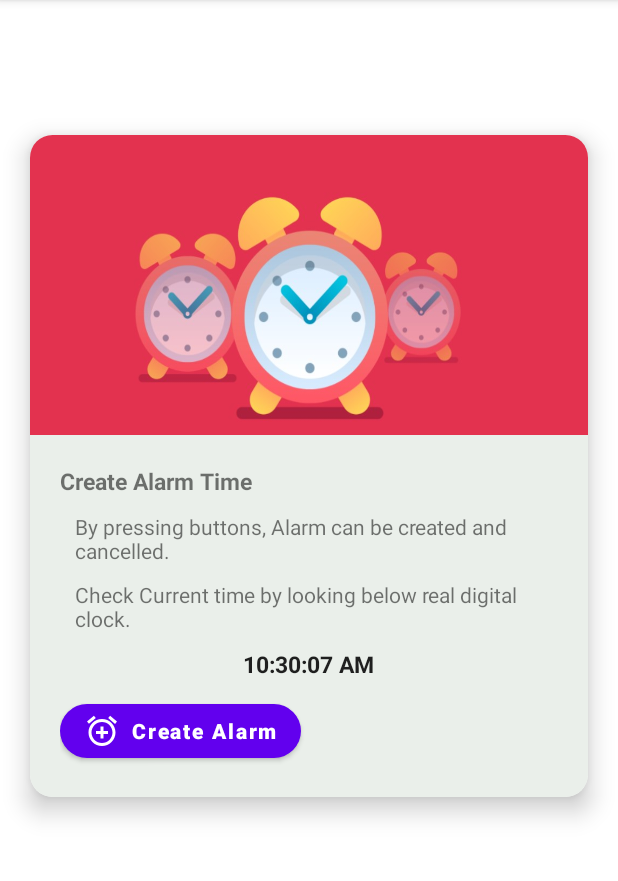
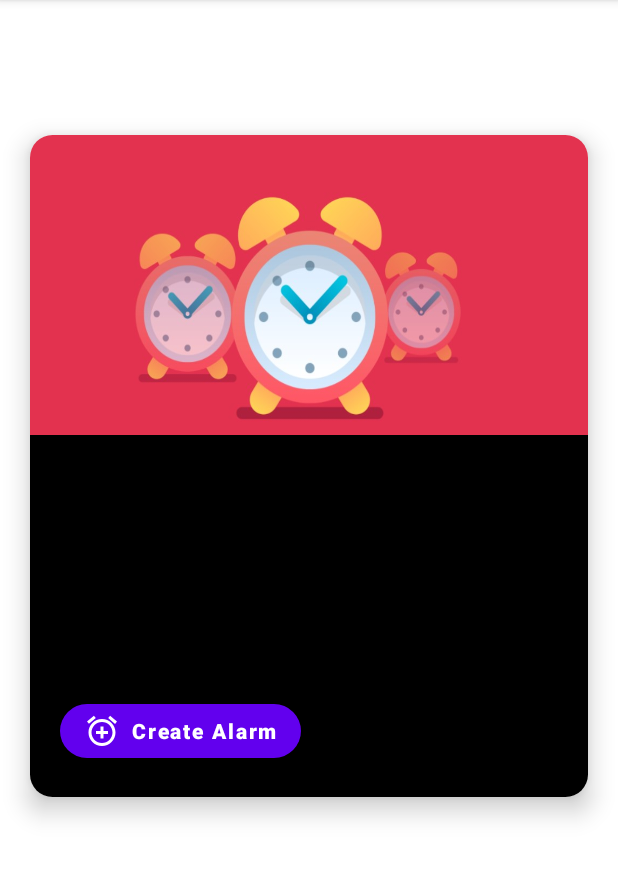
Before and after one commit to anil1108/MADPractical7_20012011139, an Android app: the screen it shows after launch (MainActivity), on a phone screen of 412 x 824 dp, the part 84-965 px from its top. Run offline under Robolectric (Android 15) with nearby library versions, the phone set to English and light mode, and no system bars.

Commit message:
first commit

```diff
--- a/app/src/main/java/com/example/madpractical7_20012011139/MainActivity.kt
+++ b/app/src/main/java/com/example/madpractical7_20012011139/MainActivity.kt
@@ -57,11 +57,7 @@ class MainActivity : AppCompatActivity() {
             PendingIntent.getBroadcast(applicationContext, 234324243, intent, 0)
         val alarmManager = getSystemService(ALARM_SERVICE) as AlarmManager
         if(str == "Start") {
-            alarmManager.setExact(
-                AlarmManager.RTC_WAKEUP,
-                millisTime,
-                pendingIntent
-            )
+            alarmManager.setExact(AlarmManager.RTC_WAKEUP,millisTime,pendingIntent)
         }else if(str == "Stop")
         {
             alarmManager.cancel(pendingIntent)
--- a/app/src/main/res/layout/activity_main.xml
+++ b/app/src/main/res/layout/activity_main.xml
@@ -11,20 +11,6 @@
         android:layout_width="match_parent"
         android:layout_height="wrap_content"
         app:layout_constraintTop_toTopOf="parent">
-
-<!--        <androidx.appcompat.widget.Toolbar-->
-<!--            android:layout_width="match_parent"-->
-<!--            android:layout_height="wrap_content">-->
-
-<!--            <TextView-->
-<!--                android:layout_width="wrap_content"-->
-<!--                android:layout_height="wrap_content"-->
-<!--                android:text="MADPractical7_20012011013"-->
-<!--                android:textSize="18dp"-->
-<!--                android:textColor="@color/white"-->
-<!--                android:textStyle="bold"/>-->
-
-<!--        </androidx.appcompat.widget.Toolbar>-->
 
     </com.google.android.material.appbar.AppBarLayout>
 
@@ -64,53 +50,54 @@
                         />
 
                     <LinearLayout
-                        android:background="@color/black"
                         android:layout_width="match_parent"
                         android:layout_height="wrap_content"
-                        android:backgroundTint="#EAEFEA"
+                        android:background="@color/black"
+                        android:backgroundTint="@color/black"
                         android:orientation="vertical"
                         android:padding="20dp">
+
                         <TextView
                             android:layout_width="wrap_content"
                             android:layout_height="wrap_content"
                             android:text="Create Alarm Time"
-                            android:textStyle="bold"
-                            android:textSize="15sp"/>
-
-                        <TextView
-                            android:layout_width="wrap_content"
-                            android:layout_height="wrap_content"
-                            android:layout_marginTop="10dp"
-                            android:layout_marginStart="10dp"
-                            android:text="By pressing buttons, Alarm can be created and cancelled."/>
+                            android:textSize="15sp"
+                            android:textStyle="bold" />
 
                         <TextView
                             android:layout_width="wrap_content"
                             android:layout_height="wrap_content"
                             android:layout_marginStart="10dp"
-                            android:text="Check Current time by looking below real digital clock."
-                            android:layout_marginTop="10dp"/>
+                            android:layout_marginTop="10dp"
+                            android:text="By pressing buttons, Alarm can be created and cancelled." />
+
+                        <TextView
+                            android:layout_width="wrap_content"
+                            android:layout_height="wrap_content"
+                            android:layout_marginStart="10dp"
+                            android:layout_marginTop="10dp"
+                            android:text="Check Current time by looking below real digital clock." />
 
                         <TextClock
                             android:id="@+id/show_time_tv"
                             android:layout_width="wrap_content"
                             android:layout_height="wrap_content"
                             android:layout_gravity="center"
+                            android:layout_marginTop="10dp"
                             android:text="Show Time Here"
-                            android:textStyle="bold"
-                            android:layout_marginTop="10dp"
-                            android:textSize="15sp"/>
+                            android:textSize="15sp"
+                            android:textStyle="bold" />
 
                         <com.google.android.material.button.MaterialButton
                             android:id="@+id/btn_set_alarm"
                             android:layout_width="wrap_content"
                             android:layout_height="wrap_content"
+                            android:layout_marginTop="10dp"
+                            android:text="Create Alarm"
+                            android:textAllCaps="false"
+                            android:textStyle="bold"
                             app:cornerRadius="25dp"
-                            android:layout_marginTop="10dp"
-                            app:icon="@drawable/ic_baseline_add_alarm_24"
-                            android:text="Create Alarm"
-                            android:textStyle="bold"
-                            android:textAllCaps="false"/>
+                            app:icon="@drawable/ic_baseline_add_alarm_24" />
 
                     </LinearLayout>
 
@@ -139,18 +126,19 @@
                         android:src="@drawable/alarm" />
 
                     <LinearLayout
-                        android:background="@color/purple_200"
                         android:layout_width="match_parent"
                         android:layout_height="wrap_content"
-                        android:backgroundTint="#EAFFEA"
+                        android:background="@color/purple_200"
+                        android:backgroundTint="@color/black"
                         android:orientation="vertical"
                         android:padding="20dp">
+
                         <TextView
                             android:layout_width="wrap_content"
                             android:layout_height="wrap_content"
                             android:text="Set Alarm Time"
-                            android:textStyle="bold"
-                            android:textSize="15sp"/>
+                            android:textSize="15sp"
+                            android:textStyle="bold" />
 
                         <TextView
                             android:id="@+id/set_alarm_time"
@@ -158,20 +146,20 @@
                             android:layout_height="wrap_content"
                             android:layout_marginTop="10dp"
                             android:text="Time"
-                            android:textStyle="bold"
-                            android:textSize="15sp"/>
+                            android:textSize="15sp"
+                            android:textStyle="bold" />
 
 
                         <com.google.android.material.button.MaterialButton
                             android:id="@+id/btn_cancel_alarm"
                             android:layout_width="wrap_content"
                             android:layout_height="wrap_content"
+                            android:layout_marginTop="20dp"
+                            android:text="Cancel Alarm"
+                            android:textAllCaps="false"
+                            android:textStyle="bold"
                             app:cornerRadius="25dp"
-                            android:layout_marginTop="20dp"
-                            app:icon="@drawable/ic_baseline_alarm_off_24"
-                            android:text="Cancel Alarm"
-                            android:textStyle="bold"
-                            android:textAllCaps="false"/>
+                            app:icon="@drawable/ic_baseline_alarm_off_24" />
 
                     </LinearLayout>
 
```
